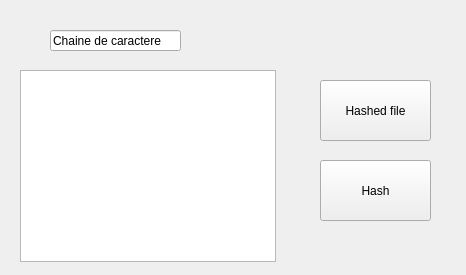
Before: the Qt Designer form form.ui in Ouelaali/kitkat, drawn with Qt 5.
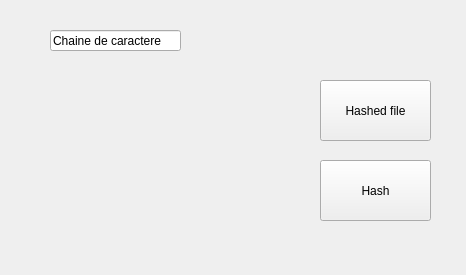
After: the same form once the commit is applied.

What changed in the file:
```diff
--- a/form.ui
+++ b/form.ui
@@ -52,16 +52,6 @@
     <string>Hash</string>
    </property>
   </widget>
-  <widget class="QListView" name="listView">
-   <property name="geometry">
-    <rect>
-     <x>20</x>
-     <y>70</y>
-     <width>256</width>
-     <height>192</height>
-    </rect>
-   </property>
-  </widget>
  </widget>
  <resources/>
  <connections/>
```
